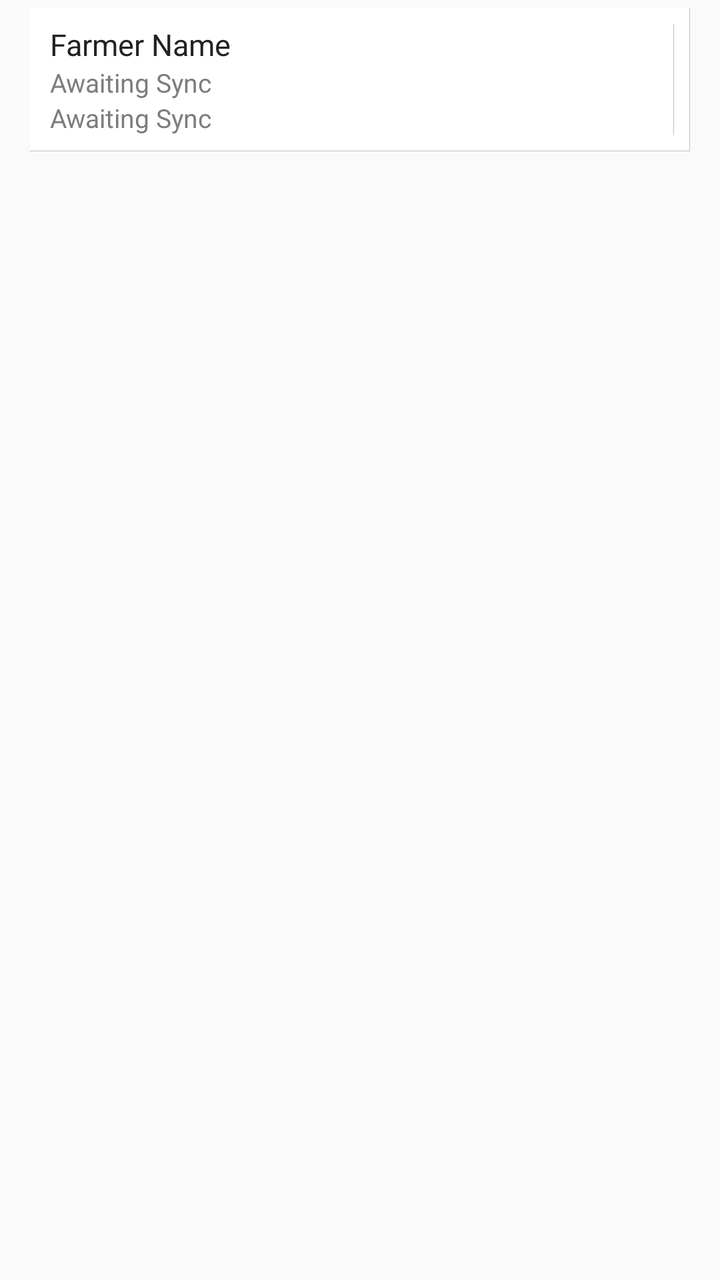
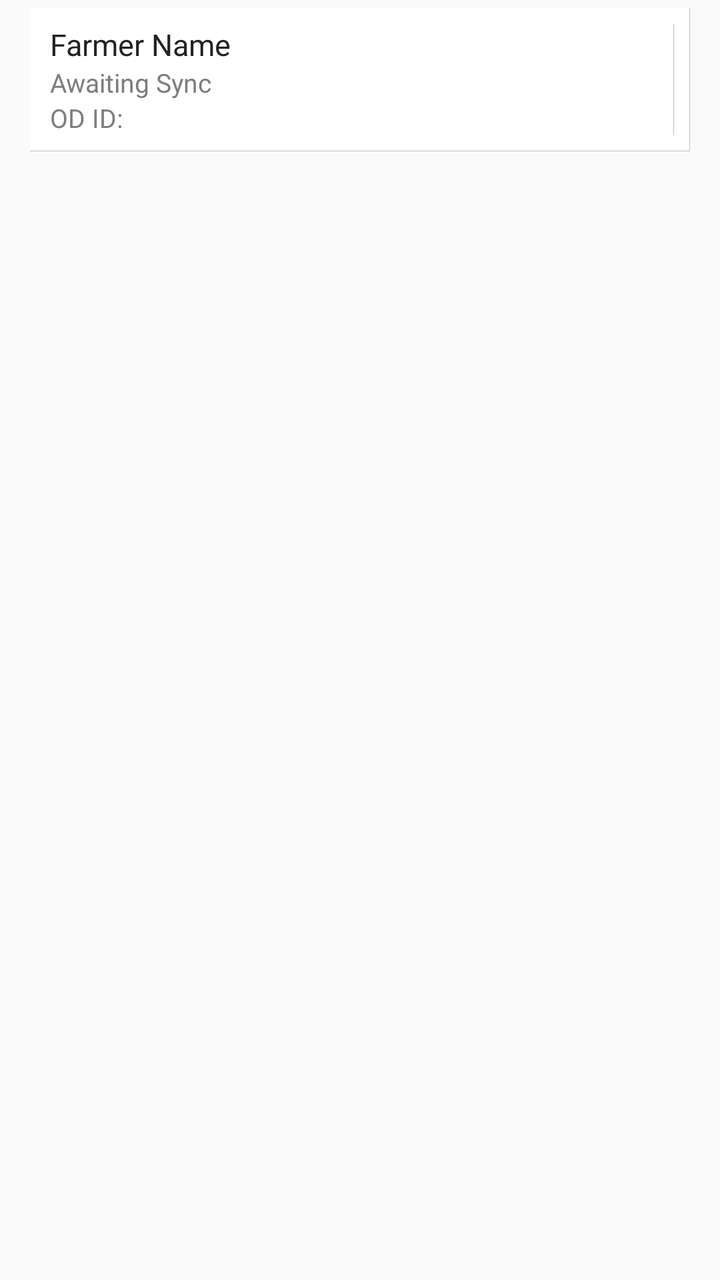

An Android layout rendered at two revisions. The XML below is the earlier revision; the diff shows what the commit changed to produce the second picture.
<!-- AndroidManifest.xml: application theme AppCompactTheme -->
<!-- res/layout/listview_farmer_list.xml -->
<?xml version="1.0" encoding="utf-8"?>
<LinearLayout xmlns:android="http://schemas.android.com/apk/res/android"
    xmlns:app="http://schemas.android.com/apk/res-auto"
    xmlns:tools="http://schemas.android.com/tools"
    android:orientation="vertical"
    android:layout_width="match_parent"
    android:layout_height="wrap_content"
    android:paddingLeft="15dp"
    android:paddingRight="15dp"
    android:paddingTop="@dimen/ofis_list_itemseparator"
    android:paddingBottom="@dimen/ofis_list_itemseparator">


    <LinearLayout
        android:orientation="horizontal"
        android:layout_width="match_parent"
        android:id="@+id/rowlin"
        android:layout_height="wrap_content"
        android:minHeight="60dp"
        android:background="@drawable/list_item"
        android:baselineAligned="false"
        tools:ignore="UselessParent">

        <LinearLayout
            android:orientation="vertical"
            android:layout_width="0dp"
            android:layout_height="match_parent"
            android:id="@+id/itemTextContainer"
            android:layout_marginTop="8dp"
            android:layout_marginBottom="8dp"
            android:layout_marginEnd="8dp"
            android:layout_marginRight="8dp"
            android:background="@drawable/right_border"
            android:paddingLeft="10dp"
            android:paddingRight="10dp"
            android:layout_weight="1">

            <TextView
                android:id="@+id/transacteeType"
                android:layout_width="0dp"
                android:layout_height="0dp"
                android:visibility="gone" />
            <TextView
                android:layout_width="match_parent"
                android:layout_height="wrap_content"
                android:text="@string/Farmer_Name"
                android:id="@+id/farmerListFarmerName"
                android:textColor="@color/ofis_base_font_dark"
                android:textSize="@dimen/ofis_med_text" />
            <TextView
                android:layout_width="wrap_content"
                android:layout_height="wrap_content"
                android:text="@string/Awaiting_Sync"
                android:id="@+id/farmerListOlamFarmerId"
                android:textColor="@color/ofis_list_item_subtitle"
                android:textSize="@dimen/ofis_small_text" />

            <TextView
                android:layout_width="wrap_content"
                android:layout_height="wrap_content"
                android:text="@string/Awaiting_Sync"
                android:id="@+id/farmerListODFarmerId"
                android:textColor="@color/ofis_list_item_subtitle"
                android:textSize="@dimen/ofis_small_text" />

        </LinearLayout>

        <LinearLayout
            android:layout_width="wrap_content"
            android:layout_height="match_parent">
            <ImageView
                android:layout_width="wrap_content"
                android:layout_height="wrap_content"
                android:adjustViewBounds="true"
                android:scaleType="fitCenter"
                android:id="@+id/farmerListIcon"
                app:srcCompat="@drawable/ic_status_no_photo"
                android:contentDescription="@string/Farmer_Photo"
                android:layout_gravity="center_vertical"
                android:maxHeight="60dp" />
        </LinearLayout>
    </LinearLayout>

</LinearLayout>
<!-- resources referenced by this layout -->
<resources>
  <color name="ofis_base_font_dark">#222222</color>
  <color name="ofis_list_item_subtitle">#7d7d7d</color>
  <dimen name="ofis_list_itemseparator">4dp</dimen>
  <dimen name="ofis_med_text">15sp</dimen>
  <dimen name="ofis_small_text">13sp</dimen>
  <!-- drawable ic_status_no_photo: png bitmap (drawable-hdpi, 2672 bytes) -->
  <!-- drawable list_item (drawable) -->
  <?xml version="1.0" encoding="utf-8"?>
  <layer-list xmlns:android="http://schemas.android.com/apk/res/android">
      <item
          android:right="-3dp"
          android:left="-3dp"
          android:top="-3dp"
          android:bottom="-2dp">
          <shape android:shape="rectangle">
              <solid android:color="@color/ofis_list_item_background"/>
              <stroke
                  android:color="@color/ofis_list_item_border"
                  android:width="@dimen/ofis_list_itemborder" />
          </shape>
          </item>
  </layer-list>
  <!-- drawable right_border (drawable) -->
  <?xml version="1.0" encoding="utf-8"?>
  <layer-list xmlns:android="http://schemas.android.com/apk/res/android">
      <item
          android:bottom="-3dp"
          android:left="-3dp"
          android:top="-3dp"
          android:right="-2dp">
          <shape android:shape="rectangle">
              <solid android:color="@android:color/transparent"/>
              <stroke
                  android:color="@color/ofis_list_item_border"
                  android:width="@dimen/ofis_list_itemborder" />
          </shape>
          </item>
  </layer-list>
  <string name="Awaiting_Sync">Awaiting Sync</string>
  <string name="Farmer_Name">Farmer Name</string>
  <string name="Farmer_Photo">Farmer Photo</string>
  <style name="AppCompactTheme" parent="Theme.AppCompat.Light">
          
          <item name="spinnerStyle">@android:style/Widget.Holo.Light.Spinner</item>
          <item name="android:spinnerItemStyle">@style/SpinnerItem</item>
          <item name="spinnerDropDownItemStyle">@style/SpinnerItem.DropDownItem</item>
          <item name="dropDownListViewStyle">@style/StandardSpinner</item>
  
          <item name="actionBarStyle">@style/AppTheme.ActionBarStyle</item>
          <item name="android:splitMotionEvents">false</item>
          <item name="android:windowEnableSplitTouch">false</item>
  
      </style>
  <color name="ofis_list_item_background">#ffffff</color>
  <color name="ofis_list_item_border">#40000000</color>
  <dimen name="ofis_list_itemborder">1px</dimen>
  <style name="SpinnerItem" parent="Widget.AppCompat.TextView.SpinnerItem">
          <item name="android:textColor">@color/ofis_base_font_white</item>
          <item name="android:textSize">@dimen/ofis_spinner_text</item>
      </style>
  <style name="SpinnerItem.DropDownItem" parent="Widget.AppCompat.Light.DropDownItem.Spinner">
          <item name="android:textColor">@color/ofis_text_field</item>
          <item name="background">@color/ofis_spinner_item_background</item>
      </style>
  <style name="StandardSpinner" parent="Widget.AppCompat.ListView.DropDown">
          <item name="android:dividerHeight">@dimen/ofis_spinner_itemseparator</item>
          <item name="divider">@color/ofis_spinner_divider</item>
      </style>
  <style name="AppTheme.ActionBarStyle" parent="Theme.AppCompat.Light">
          <item name="titleTextStyle">@style/AppTheme.ActionBar.TitleTextStyle</item>
      </style>
  <color name="ofis_base_font_white">#ffffff</color>
  <dimen name="ofis_spinner_text">14sp</dimen>
  <color name="ofis_text_field">#DE000000</color>
  <color name="ofis_spinner_item_background">@color/ofis_actionbar_background</color>
  <dimen name="ofis_spinner_itemseparator">1dp</dimen>
  <color name="ofis_spinner_divider">#ff333333</color>
  <style name="AppTheme.ActionBar.TitleTextStyle" parent="android:TextAppearance">
          <item name="android:textSize">@dimen/ofis_large_text</item>
          <item name="android:textStyle">bold</item>
      </style>
  <color name="ofis_actionbar_background">#dddddd</color>
  <dimen name="ofis_large_text">17sp</dimen>
</resources>

<!-- the commit's change to res/layout/listview_farmer_list.xml (unified diff, before → after) -->
@@ -58,7 +58,7 @@
             <TextView
                 android:layout_width="wrap_content"
                 android:layout_height="wrap_content"
-                android:text="@string/Awaiting_Sync"
+                android:text="@string/odid"
                 android:id="@+id/farmerListODFarmerId"
                 android:textColor="@color/ofis_list_item_subtitle"
                 android:textSize="@dimen/ofis_small_text" />
<!-- resource entries referenced after the edit -->
@@ -41,6 +41,7 @@
   <string name="Awaiting_Sync">Awaiting Sync</string>
   <string name="Farmer_Name">Farmer Name</string>
   <string name="Farmer_Photo">Farmer Photo</string>
+  <string name="odid">OD ID:</string>
   <style name="AppCompactTheme" parent="Theme.AppCompat.Light">
           
           <item name="spinnerStyle">@android:style/Widget.Holo.Light.Spinner</item>
